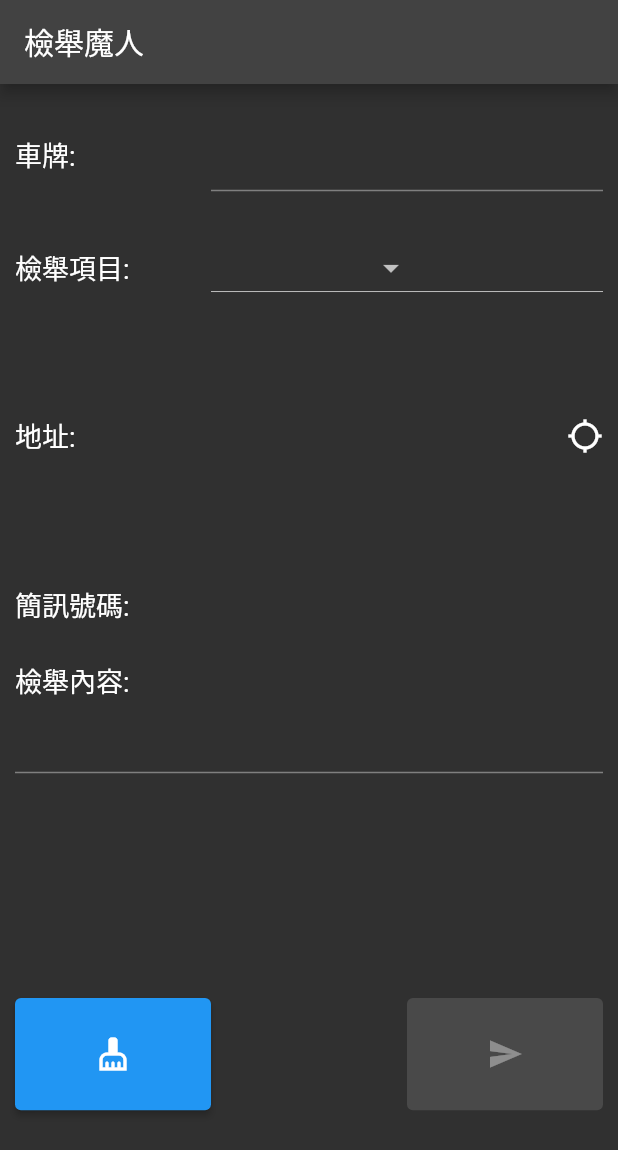
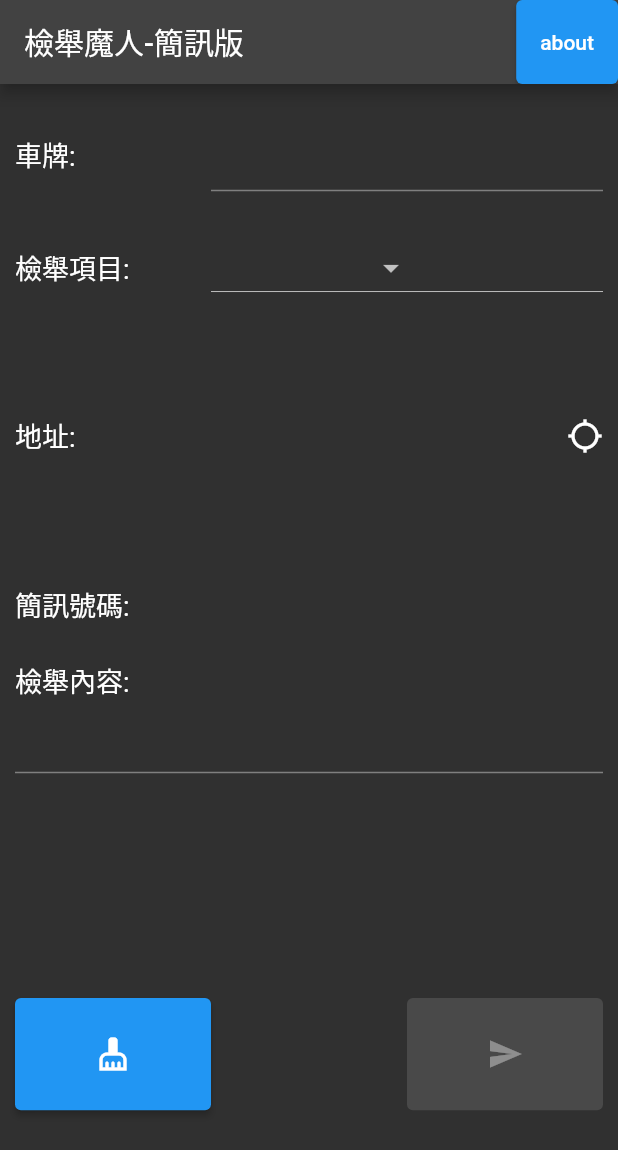
Before and after one commit to OGC-Fever/report-master, a Flutter app: the screen it shows after launch, on a phone screen of 412 x 824 dp. Shown: the top 1150 px of the screen. Run offline on Flutter 3.47's test engine with Material 2 defaults, Android fonts, the light colour scheme and no system bars; our stand-ins replace geocoding, geolocator; missing offline and left inert: flutter_sms.

Commit message:
add about, coding motivation

```diff
--- a/lib/main.dart
+++ b/lib/main.dart
@@ -42,7 +42,7 @@ class HomePageState extends State<HomePage> {
   Widget build(BuildContext context) {
     var chooseValue = Provider.of<ReportVM>(context).chooseValue;
     var sendable = Provider.of<ReportVM>(context).sendable;
-    var cus = const TextStyle(fontSize: 18);
+    var customStyle = const TextStyle(fontSize: 18);
     var reportList = Provider.of<ReportVM>(context).reportList;
     var address = Provider.of<ReportVM>(context).address;
     var sms = Provider.of<ReportVM>(context).sms;
@@ -52,7 +52,48 @@ class HomePageState extends State<HomePage> {
 
     return Scaffold(
       appBar: AppBar(
-        title: const Text("檢舉魔人"),
+        title: const Text("檢舉魔人-簡訊版"),
+        actions: [
+          ElevatedButton(
+            onPressed: () {
+              showDialog(
+                context: context,
+                builder: (BuildContext context) {
+                  return AlertDialog(
+                    title: const Text("檢舉魔人-簡訊版"),
+                    content: ConstrainedBox(
+                      constraints: BoxConstraints.expand(
+                          height: MediaQuery.of(context).size.height / 2),
+                      child: Column(
+                          crossAxisAlignment: CrossAxisAlignment.start,
+                          children: [
+                            Row(
+                              children: const [
+                                Expanded(flex: 1, child: Text("作者:")),
+                                Expanded(flex: 3, child: Text("OrzOGC")),
+                              ],
+                            ),
+                            const Spacer(),
+                            Row(
+                              children: const [
+                                Text(
+                                  "寫糞code動機:",
+                                ),
+                              ],
+                            ),
+                            const Spacer(),
+                            const Text(
+                              "既然條子們嫌坐在辦公室吹冷氣辦案太累, 我只好大發慈悲的請他們多出門走走,多運動有益身心健康, 違規魔人一個比一個誇張無恥毫無下限, 反正檢舉不用錢,就讓我們來濫用保貴的警政資源當地下巿長, 一起來互相傷害吧!",
+                            ),
+                          ]),
+                    ),
+                  );
+                },
+              );
+            },
+            child: const Text("about"),
+          )
+        ],
       ),
       body: SingleChildScrollView(
         padding: const EdgeInsets.all(10),
@@ -66,12 +107,12 @@ class HomePageState extends State<HomePage> {
                       flex: 1,
                       child: Text(
                         "車牌:",
-                        style: cus,
+                        style: customStyle,
                       )),
                   Expanded(
                     flex: 2,
                     child: TextField(
-                      style: cus,
+                      style: customStyle,
                       controller: plateController,
                       onChanged: (value) {
                         Provider.of<ReportVM>(context, listen: false).renew();
@@ -87,12 +128,12 @@ class HomePageState extends State<HomePage> {
                       flex: 1,
                       child: Text(
                         "檢舉項目:",
-                        style: cus,
+                        style: customStyle,
                       )),
                   Expanded(
                     flex: 2,
                     child: DropdownButton(
-                        style: cus,
+                        style: customStyle,
                         value: chooseValue,
                         items: reportList.toList(),
                         onChanged: (value) {
@@ -112,13 +153,13 @@ class HomePageState extends State<HomePage> {
                       flex: 1,
                       child: Text(
                         "地址:",
-                        style: cus,
+                        style: customStyle,
                       )),
                   Expanded(
                     flex: 2,
                     child: Text(
                       address,
-                      style: cus,
+                      style: customStyle,
                     ),
                   ),
                   GestureDetector(
@@ -141,13 +182,13 @@ class HomePageState extends State<HomePage> {
                       flex: 1,
                       child: Text(
                         "簡訊號碼:",
-                        style: cus,
+                        style: customStyle,
                       )),
                   Expanded(
                       flex: 2,
                       child: Text(
                         sms,
-                        style: cus,
+                        style: customStyle,
                       )),
                 ],
               ),
@@ -160,11 +201,11 @@ class HomePageState extends State<HomePage> {
                   children: [
                     Text(
                       "檢舉內容:",
-                      style: cus,
+                      style: customStyle,
                     ),
                     TextField(
                       maxLines: null,
-                      style: cus,
+                      style: customStyle,
                       controller: smsController,
                     ),
                   ],
--- a/lib/vm.dart
+++ b/lib/vm.dart
@@ -112,6 +112,7 @@ class ReportVM extends ChangeNotifier {
 
   Future msgBox(context, title, widget, dismiss) {
     return showDialog(
+      context: context,
       barrierDismissible: dismiss,
       builder: (BuildContext context) {
         return AlertDialog(
@@ -120,7 +121,6 @@ class ReportVM extends ChangeNotifier {
           content: widget,
         );
       },
-      context: context,
     );
   }
 
```
